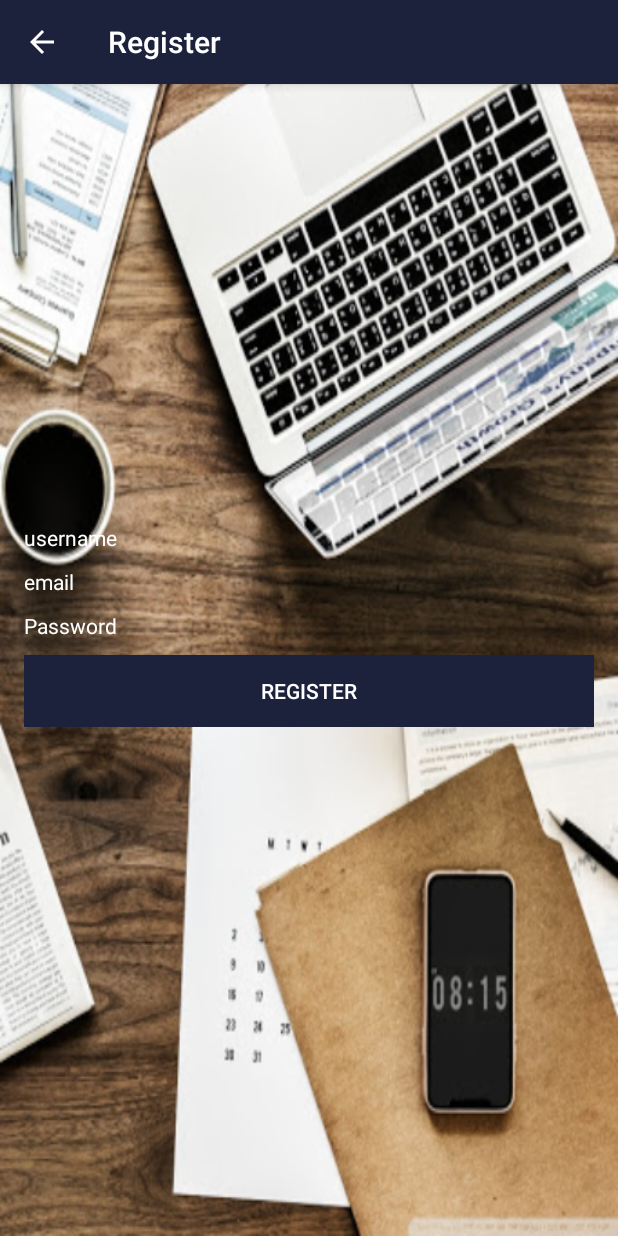
After one commit to Rania-Jaberi/MessngerApp, an Android app: the RegisterActivity screen opened directly, with no data from a screen before it, on a phone screen of 412 x 824 dp. The commit adds this screen. Run offline under Robolectric (Android 15) with nearby library versions, the phone set to English and light mode, and no system bars.

Commit message:
Design, Create Login and Sign up Activity

```diff
--- /dev/null
+++ b/app/src/main/java/com/example/messenger/RegisterActivity.kt
@@ -0,0 +1,24 @@
+package com.example.messenger
+
+import android.content.Intent
+import androidx.appcompat.app.AppCompatActivity
+import android.os.Bundle
+import androidx.appcompat.widget.Toolbar
+
+class RegisterActivity : AppCompatActivity() {
+    override fun onCreate(savedInstanceState: Bundle?) {
+        super.onCreate(savedInstanceState)
+        setContentView(R.layout.activity_register)
+
+
+        val toolbar: Toolbar = findViewById(R.id.toolbar_register)
+        setSupportActionBar(toolbar)
+        supportActionBar!!.title = "Register"
+        supportActionBar!!.setDisplayHomeAsUpEnabled(true)
+        toolbar.setNavigationOnClickListener {
+            val intent = Intent(this@RegisterActivity, WelcomeActivity::class.java)
+            startActivity(intent)
+            finish()
+        }
+    }
+}
--- /dev/null
+++ b/app/src/main/res/layout/activity_register.xml
@@ -0,0 +1,85 @@
+<?xml version="1.0" encoding="utf-8"?>
+<RelativeLayout xmlns:android="http://schemas.android.com/apk/res/android"
+    xmlns:app="http://schemas.android.com/apk/res-auto"
+    xmlns:tools="http://schemas.android.com/tools"
+    android:layout_width="match_parent"
+    android:layout_height="match_parent"
+    android:background="@drawable/register"
+    tools:context=".RegisterActivity">
+
+    <com.google.android.material.appbar.AppBarLayout
+        android:layout_width="match_parent"
+        android:layout_height="wrap_content"
+        android:theme="@style/Theme.Messenger.AppBarOverlay">
+
+        <androidx.appcompat.widget.Toolbar
+            android:id="@+id/toolbar_register"
+            android:layout_width="match_parent"
+            android:layout_height="wrap_content"
+            android:background="?attr/colorPrimary"
+            app:popupTheme="@style/Theme.Messenger.PopupOverlay" >
+
+
+
+        </androidx.appcompat.widget.Toolbar>
+
+
+    </com.google.android.material.appbar.AppBarLayout>
+
+    <LinearLayout
+        android:layout_width="match_parent"
+        android:layout_height="wrap_content"
+        android:padding="16dp"
+        android:gravity="center_horizontal"
+        android:orientation="vertical"
+        android:layout_centerInParent="true"
+
+        >
+
+        <TextView
+            android:id="@+id/username_register"
+            android:layout_width="match_parent"
+            android:layout_height="wrap_content"
+            android:inputType="text"
+            android:hint="username"
+            android:layout_marginTop="10dp"
+            android:textColor="@android:color/white"
+            android:textColorHint="@android:color/white"
+            ></TextView>
+        <TextView
+            android:id="@+id/email_register"
+            android:layout_width="match_parent"
+            android:layout_height="wrap_content"
+            android:inputType="text"
+            android:layout_marginTop="10dp"
+            android:hint="email"
+            android:textColor="@android:color/white"
+            android:textColorHint="@android:color/white"
+            ></TextView>
+        <TextView
+            android:id="@+id/password_register"
+            android:layout_width="match_parent"
+            android:layout_height="wrap_content"
+            android:inputType="textPassword"
+            android:layout_marginTop="10dp"
+            android:hint="Password"
+            android:textColor="@android:color/white"
+            android:textColorHint="@android:color/white"
+            ></TextView>
+        <Button
+            android:id="@+id/register_btn"
+            android:layout_width="match_parent"
+            android:layout_height="wrap_content"
+            android:text="Register"
+            android:layout_marginTop="10dp"
+            android:background="@color/purple_500"
+
+            android:textColor="@android:color/white"
+
+            ></Button>
+
+    </LinearLayout>
+
+
+
+</RelativeLayout>
--- a/app/src/main/res/values/strings.xml
+++ b/app/src/main/res/values/strings.xml
@@ -11,4 +11,5 @@
     <string name="hello_second_fragment">Hello second fragment. Arg: %1$s</string>
     <!-- TODO: Remove or change this placeholder text -->
     <string name="hello_blank_fragment">Hello blank fragment</string>
+    <string name="title_activity_register">RegisterActivity</string>
 </resources>
--- a/app/src/main/res/values/themes.xml
+++ b/app/src/main/res/values/themes.xml
@@ -1,6 +1,6 @@
 <resources xmlns:tools="http://schemas.android.com/tools">
     <!-- Base application theme. -->
-    <style name="Theme.Messenger" parent="Theme.MaterialComponents.DayNight.DarkActionBar">
+    <style name="Theme.Messenger" parent="Theme.AppCompat.Light.NoActionBar">
         <!-- Primary brand color. -->
         <item name="colorPrimary">@color/purple_500</item>
         <item name="colorPrimaryVariant">@color/purple_700</item>
```
Also changed, not shown: app/src/main/AndroidManifest.xml (+18 -5 lines), app/src/main/java/com/example/messenger/LoginActivity.kt (added, +24 -0 lines), app/src/main/java/com/example/messenger/WelcomeActivity.kt (added, +46 -0 lines), app/src/main/res/layout/activity_login.xml (added, +74 -0 lines), app/src/main/res/layout/activity_welcome.xml (added, +45 -0 lines).
